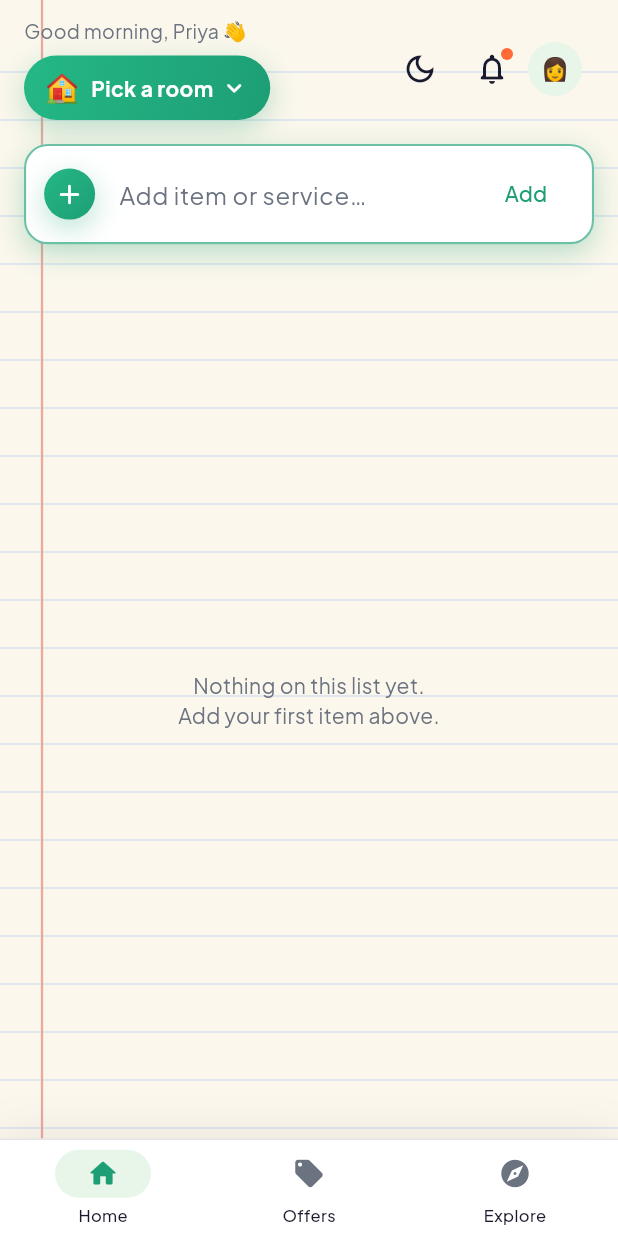
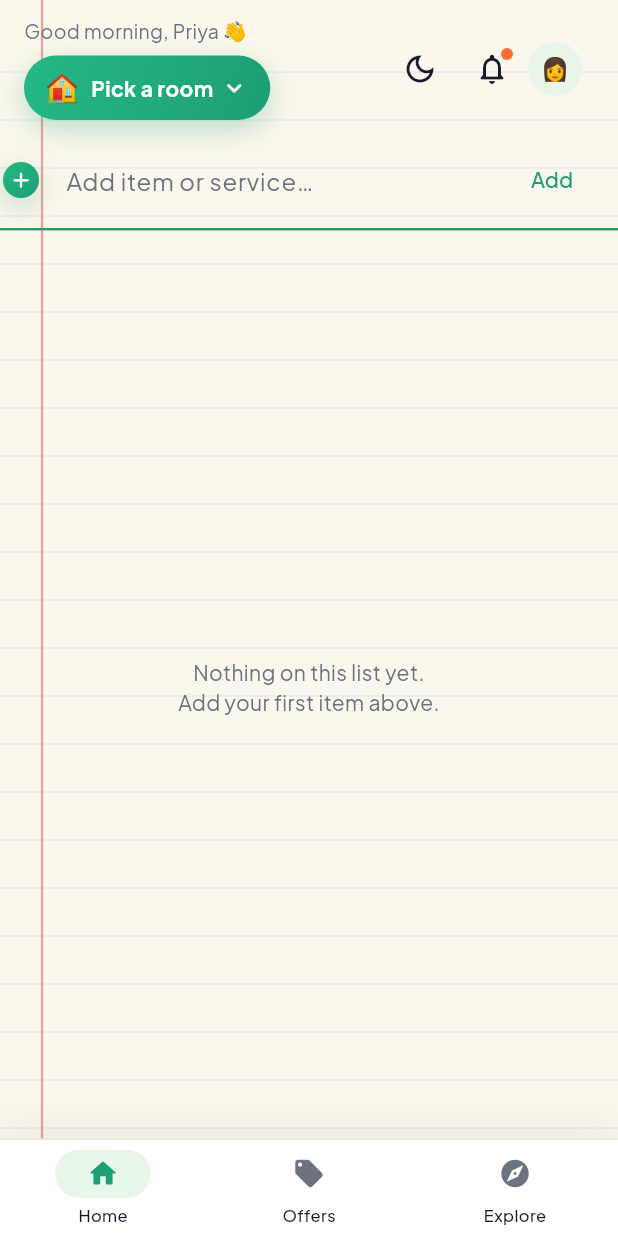
Before and after one commit to tejeshx37/Kootu_App, a Flutter app: the screen it shows once a user with an empty profile is signed in, after a tap on the "add" icon, on a phone screen of 412 x 824 dp. Run offline on Flutter 3.47's test engine with Material 3 defaults, Android fonts, the phone set to English and light mode, and no system bars; our stand-ins replace cached_network_image, cloud_firestore, firebase_auth, firebase_core, flutter_animate, flutter_riverpod and 3 more; accounts and stored records are empty.

Commit message:
Home: make list items read as lines written in a ruled notebook
Replace the floating item cards with ruled writing lines so adding to the
list feels like writing in a real notebook:

- item_card: drop the card box/shadow/border; transparent row with a ruled
  underline that matches the page ruling; checkbox moved into the left gutter
  beside the red margin; rows are contiguous.
- add_item_bar: becomes the active writing line — a ruled underline that
  highlights when focused, with the + in the gutter.
- home_screen: list and add bar go full-bleed so the ruled lines span the
  whole sheet; BOUGHT header aligns past the margin.
- NotebookBackground: exposes shared ruleColor/defaultMarginX so rows and the
  page match exactly; page ruling drawn lighter than row underlines so it
  stays as texture behind the writing.
- app_colors: centralised paper tokens (paper/rule/margin, light + dark).

Co-Authored-By: Claude Opus 4.8 <noreply@anthropic.com>
Claude-Session: https://claude.ai/code/session_013dpc9LCxqj7MAdF6tWK5B7

```diff
--- a/lib/core/theme/app_colors.dart
+++ b/lib/core/theme/app_colors.dart
@@ -34,6 +34,15 @@ class AppColors {
   static const Color darkTextSecondary = Color(0xFFB5B5B5);
   static const Color darkMuted = Color(0xFF2A2A3A);
   static const Color darkBorder = Color(0x14FFFFFF);
+
+  // Notebook paper (shared by NotebookBackground + ruled list rows so the
+  // page lines and the lines under each written item always match).
+  static const Color paperLight = Color(0xFFFBF7EC); // warm cream sheet
+  static const Color paperDark = Color(0xFF14141F); // deep slate page
+  static const Color paperRuleLight = Color(0xFFD7E1EF); // light blue ruling
+  static const Color paperRuleDark = Color(0x12FFFFFF); // white ~7%
+  static const Color paperMarginLight = Color(0xFFE7A39B); // faded red margin
+  static const Color paperMarginDark = Color(0x33FF6B35); // accent ~20%
 }
 
 class AppRadii {
--- a/lib/features/home/screens/home_screen.dart
+++ b/lib/features/home/screens/home_screen.dart
@@ -102,9 +102,9 @@ class HomeScreen extends ConsumerWidget {
               ),
             ),
 
-            // Add item bar
+            // Add item bar — the active line you write the next item on.
             Padding(
-              padding: const EdgeInsets.fromLTRB(16, 8, 16, 12),
+              padding: const EdgeInsets.fromLTRB(0, 4, 0, 4),
               child: AddItemBar(roomId: roomId),
             ),
 
@@ -132,8 +132,7 @@ class HomeScreen extends ConsumerWidget {
                     );
                   }
                   return ListView(
-                    padding:
-                        const EdgeInsets.fromLTRB(16, 0, 16, 24),
+                    padding: const EdgeInsets.only(bottom: 24),
                     children: [
                       for (var i = 0; i < pending.length; i++)
                         ItemCard(item: pending[i], roomId: roomId)
@@ -143,9 +142,9 @@ class HomeScreen extends ConsumerWidget {
                                 delay: (i * 40).ms)
                             .moveY(begin: 6, end: 0),
                       if (bought.isNotEmpty) ...[
-                        const SizedBox(height: 16),
-                        Padding(
-                          padding: const EdgeInsets.only(left: 4, bottom: 8),
+                        const SizedBox(height: 18),
+                        const Padding(
+                          padding: EdgeInsets.fromLTRB(40, 0, 16, 8),
                           child: Text(
                             'BOUGHT',
                             style: TextStyle(
--- a/lib/features/home/widgets/add_item_bar.dart
+++ b/lib/features/home/widgets/add_item_bar.dart
@@ -6,6 +6,7 @@ import '../../../core/constants/categories.dart';
 import '../../../core/models/list_item.dart';
 import '../../../core/providers/data_providers.dart';
 import '../../../core/theme/app_colors.dart';
+import '../../../shared/widgets/notebook_background.dart';
 
 class AddItemBar extends ConsumerStatefulWidget {
   const AddItemBar({super.key, required this.roomId});
@@ -60,40 +61,45 @@ class _AddItemBarState extends ConsumerState<AddItemBar> {
 
   @override
   Widget build(BuildContext context) {
-    final scheme = Theme.of(context).colorScheme;
     final isDark = Theme.of(context).brightness == Brightness.dark;
+    // The active writing line: a ruled underline (highlighted while focused)
+    // with the + in the gutter, so adding an item feels like writing the next
+    // line on the page.
     return AnimatedContainer(
       duration: const Duration(milliseconds: 200),
       curve: Curves.easeOut,
+      padding: const EdgeInsets.only(right: 12, top: 4, bottom: 8),
       decoration: BoxDecoration(
-        color: scheme.surface,
-        borderRadius: BorderRadius.circular(AppRadii.lg),
-        border: Border.all(
-          color: AppColors.primary
-              .withValues(alpha: _expanded ? 0.65 : 0.35),
-          style: BorderStyle.solid,
-          width: 1.4,
+        border: Border(
+          bottom: BorderSide(
+            color: _expanded
+                ? AppColors.primary
+                : NotebookBackground.ruleColor(isDark),
+            width: _expanded ? 1.6 : 1,
           ),
-        boxShadow: _expanded
-            ? AppShadows.brand(isDark)
-            : AppShadows.soft(isDark),
         ),
-      padding: const EdgeInsets.symmetric(horizontal: 12, vertical: 8),
+      ),
       child: Row(
         children: [
-          InkWell(
+          // Gutter: + button sits left of the margin rule, like the checkboxes.
+          SizedBox(
+            width: NotebookBackground.defaultMarginX,
+            child: Center(
+              child: InkWell(
                 onTap: () => setState(() => _expanded = true),
                 borderRadius: BorderRadius.circular(AppRadii.pill),
                 child: Container(
-              width: 34,
-              height: 34,
+                  width: 24,
+                  height: 24,
                   decoration: BoxDecoration(
                     gradient: AppGradients.brand,
                     shape: BoxShape.circle,
                     boxShadow: AppShadows.brand(isDark),
                   ),
                   child: const Icon(Icons.add_rounded,
-                  color: Colors.white, size: 22),
+                      color: Colors.white, size: 17),
+                ),
+              ),
             ),
           ),
           const SizedBox(width: 12),
--- a/lib/features/home/widgets/item_card.dart
+++ b/lib/features/home/widgets/item_card.dart
@@ -8,6 +8,7 @@ import '../../../core/models/list_item.dart';
 import '../../../core/providers/data_providers.dart';
 import '../../../core/theme/app_colors.dart';
 import '../../../shared/widgets/category_tag.dart';
+import '../../../shared/widgets/notebook_background.dart';
 
 class ItemCard extends ConsumerWidget {
   const ItemCard({super.key, required this.item, required this.roomId});
@@ -37,35 +38,43 @@ class ItemCard extends ConsumerWidget {
   Widget build(BuildContext context, WidgetRef ref) {
     final cat = Categories.byId(item.categoryId);
     final isDark = Theme.of(context).brightness == Brightness.dark;
+    // Each item reads as a line written in the notebook: no card box, a ruled
+    // underline matching the page, the checkbox in the left gutter, and the
+    // text starting just to the right of the red margin rule.
     return AnimatedOpacity(
       duration: const Duration(milliseconds: 220),
-      opacity: item.bought ? 0.55 : 1.0,
+      opacity: item.bought ? 0.5 : 1.0,
       child: AnimatedContainer(
         duration: const Duration(milliseconds: 220),
         curve: Curves.easeOut,
-        margin: const EdgeInsets.only(bottom: 10),
-        padding: const EdgeInsets.symmetric(horizontal: 14, vertical: 13),
+        padding: const EdgeInsets.fromLTRB(0, 12, 16, 12),
         decoration: BoxDecoration(
-          color: Theme.of(context).colorScheme.surface,
-          borderRadius: BorderRadius.circular(AppRadii.lg),
-          border: Border.all(
-            color: isDark ? AppColors.darkBorder : AppColors.lightBorder,
+          border: Border(
+            bottom: BorderSide(
+              color: NotebookBackground.ruleColor(isDark),
+              width: 1,
             ),
-          boxShadow: item.bought ? null : AppShadows.soft(isDark),
+          ),
         ),
         child: Row(
+          crossAxisAlignment: CrossAxisAlignment.start,
           children: [
-            GestureDetector(
+            // Gutter: checkbox sits left of the margin rule.
+            SizedBox(
+              width: NotebookBackground.defaultMarginX,
+              child: Center(
+                child: GestureDetector(
                   onTap: () => _toggle(ref),
                   behavior: HitTestBehavior.opaque,
                   child: AnimatedContainer(
                     duration: const Duration(milliseconds: 200),
                     curve: Curves.easeOut,
-                width: 23,
-                height: 23,
+                    width: 20,
+                    height: 20,
                     decoration: BoxDecoration(
                       shape: BoxShape.circle,
-                  color: item.bought ? AppColors.success : Colors.transparent,
+                      color:
+                          item.bought ? AppColors.success : Colors.transparent,
                       border: Border.all(
                         color: item.bought
                             ? AppColors.success
@@ -75,7 +84,8 @@ class ItemCard extends ConsumerWidget {
                       boxShadow: item.bought
                           ? [
                               BoxShadow(
-                            color: AppColors.success.withValues(alpha: 0.35),
+                                color:
+                                    AppColors.success.withValues(alpha: 0.35),
                                 blurRadius: 8,
                                 offset: const Offset(0, 2),
                               ),
@@ -83,8 +93,10 @@ class ItemCard extends ConsumerWidget {
                           : null,
                     ),
                     child: item.bought
-                    ? const Icon(Icons.check, size: 14, color: Colors.white)
+                        ? const Icon(Icons.check, size: 13, color: Colors.white)
                         : null,
+                  ),
+                ),
               ),
             ),
             const SizedBox(width: 12),
--- a/lib/shared/widgets/notebook_background.dart
+++ b/lib/shared/widgets/notebook_background.dart
@@ -22,6 +22,15 @@ class NotebookBackground extends StatelessWidget {
 
   /// Distance of the vertical margin rule from the left edge.
   final double marginX;
+
+  /// Default horizontal position of the margin rule, shared with list rows so
+  /// written items start just to the right of it.
+  static const double defaultMarginX = 28;
+
+  /// The ruling colour for the current brightness — used by row underlines so
+  /// the lines under items match the page's ruled lines exactly.
+  static Color ruleColor(bool isDark) =>
+      isDark ? AppColors.paperRuleDark : AppColors.paperRuleLight;
 
   @override
   Widget build(BuildContext context) {
@@ -50,23 +59,23 @@ class _NotebookPainter extends CustomPainter {
   final double marginX;
 
   // Warm cream paper in light mode; a deep slate "page" in dark mode.
-  Color get _paper =>
-      isDark ? const Color(0xFF14141F) : const Color(0xFFFBF7EC);
+  Color get _paper => isDark ? AppColors.paperDark : AppColors.paperLight;
 
   Color get _ruleLine =>
-      isDark ? Colors.white.withValues(alpha: 0.05) : const Color(0xFFD7E1EF);
+      isDark ? AppColors.paperRuleDark : AppColors.paperRuleLight;
 
-  Color get _marginLine => isDark
-      ? AppColors.accent.withValues(alpha: 0.18)
-      : const Color(0xFFE9A8A0);
+  Color get _marginLine =>
+      isDark ? AppColors.paperMarginDark : AppColors.paperMarginLight;
 
   @override
   void paint(Canvas canvas, Size size) {
     final paperPaint = Paint()..color = _paper;
     canvas.drawRect(Offset.zero & size, paperPaint);
 
+    // Background ruling is kept lighter than the row underlines so it reads as
+    // page texture and doesn't fight with the lines under written items.
     final rulePaint = Paint()
-      ..color = _ruleLine
+      ..color = _ruleLine.withValues(alpha: _ruleLine.a * 0.55)
       ..strokeWidth = 1;
 
     // Horizontal ruled lines, starting a little below the top edge.
```
Lines whose indentation alone changed are shown as unchanged.
